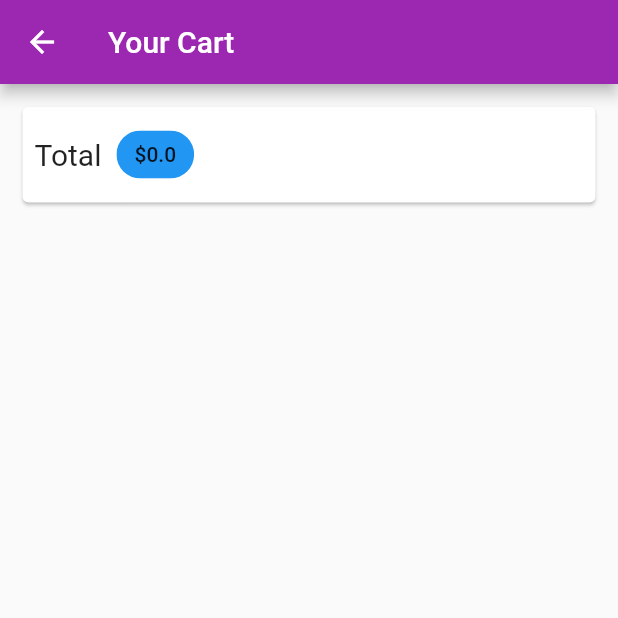
After one commit to Alpha2Chris14/shopApp, a Flutter app: the CartScreen screen opened by its route, on a phone screen of 412 x 824 dp, the top half of it. The commit adds this screen. Run offline on Flutter 3.47's test engine with Material 2 defaults, Android fonts, the phone set to English and light mode, and no system bars; our stand-ins replace google_fonts; network calls fail.

Commit message:
added Cart feature to application

```diff
--- a/lib/main.dart
+++ b/lib/main.dart
@@ -2,6 +2,7 @@ import 'package:flutter/material.dart';
 import 'package:provider/provider.dart';
 import 'package:google_fonts/google_fonts.dart';
 import 'package:shopapp/providers/cart.dart';
+import 'package:shopapp/screens/cart_screen.dart';
 import 'package:shopapp/screens/product_detail_screen.dart';
 import 'package:shopapp/screens/product_overview_screen.dart';
 import './providers/products.dart';
@@ -42,6 +43,7 @@ class MyApp extends StatelessWidget {
         home: ProductOverviewScreen(),
         routes: {
           ProductDetailScreen.routeName: (ctx) => ProductDetailScreen(),
+          CartScreen.routeName: (ctx) => CartScreen(),
         },
       ),
     );
--- a/lib/providers/cart.dart
+++ b/lib/providers/cart.dart
@@ -26,6 +26,14 @@ class Cart extends ChangeNotifier {
     return _items.length;
   }
 
+  double get totalAmount {
+    var total = 0.0;
+    _items.forEach((key, cartItem) {
+      total += cartItem.price * cartItem.quantity;
+    });
+    return total;
+  }
+
   void addItem(String productId, double price, String title) {
     if (_items.containsKey(productId)) {
       //increase the quantity
--- /dev/null
+++ b/lib/screens/cart_screen.dart
@@ -0,0 +1,45 @@
+import 'package:flutter/material.dart';
+import 'package:provider/provider.dart';
+
+import '../providers/cart.dart';
+
+class CartScreen extends StatelessWidget {
+  static const routeName = "/cart";
+
+  @override
+  Widget build(BuildContext context) {
+    final cart = Provider.of<Cart>(context);
+    return Scaffold(
+      appBar: AppBar(
+        title: const Text("Your Cart"),
+      ),
+      body: Column(
+        children: [
+          Card(
+            margin: const EdgeInsets.all(15),
+            child: Padding(
+              padding: EdgeInsets.all(8),
+              child: Row(
+                children: [
+                  Text(
+                    "Total",
+                    style: TextStyle(
+                      fontSize: 20,
+                    ),
+                  ),
+                  SizedBox(
+                    width: 10,
+                  ),
+                  Chip(
+                    label: Text("\$${cart.totalAmount}"),
+                    backgroundColor: Theme.of(context).primaryColor,
+                  ),
+                ],
+              ),
+            ),
+          )
+        ],
+      ),
+    );
+  }
+}
--- a/lib/screens/product_overview_screen.dart
+++ b/lib/screens/product_overview_screen.dart
@@ -1,5 +1,6 @@
 import 'package:flutter/material.dart';
 import 'package:provider/provider.dart';
+import 'package:shopapp/screens/cart_screen.dart';
 import 'package:shopapp/widgets/badge.dart';
 import '../providers/cart.dart';
 import '../widgets/product_grid.dart';
@@ -30,7 +31,9 @@ class ProductOverviewScreen extends StatelessWidget {
             ),
             child: IconButton(
               icon: Icon(Icons.shopping_cart),
-              onPressed: () {},
+              onPressed: () {
+                Navigator.of(context).pushNamed(CartScreen.routeName);
+              },
             ),
           )
         ],
```
